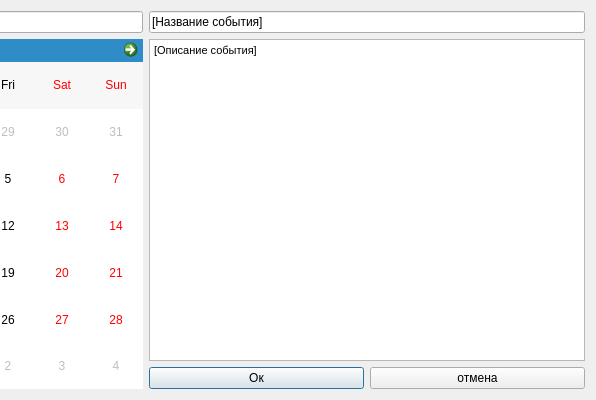
Above: src/neweventcreationform.ui from AngelinaKalyaeva/gui_1h2020-fitness before the change; both pictures show x 304 to 900 and y 0 to 400 of the 900 by 400 pixel window. Below: the same form after it.
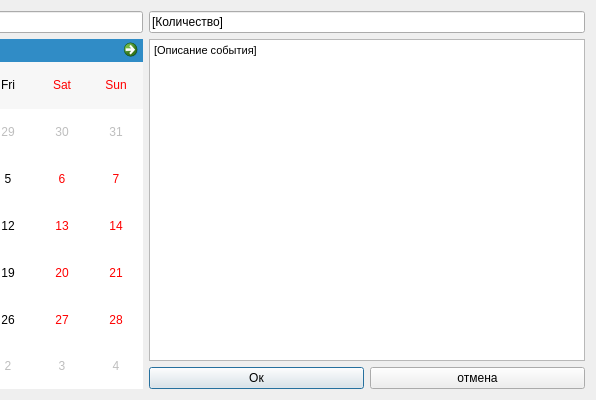
That is the form after the change.

Patch:
```diff
--- a/src/neweventcreationform.ui
+++ b/src/neweventcreationform.ui
@@ -38,7 +38,7 @@
        <item>
         <widget class="QLineEdit" name="lineEdit_2">
          <property name="text">
-          <string>[Название события]</string>
+          <string>[Количество]</string>
          </property>
         </widget>
        </item>
```
